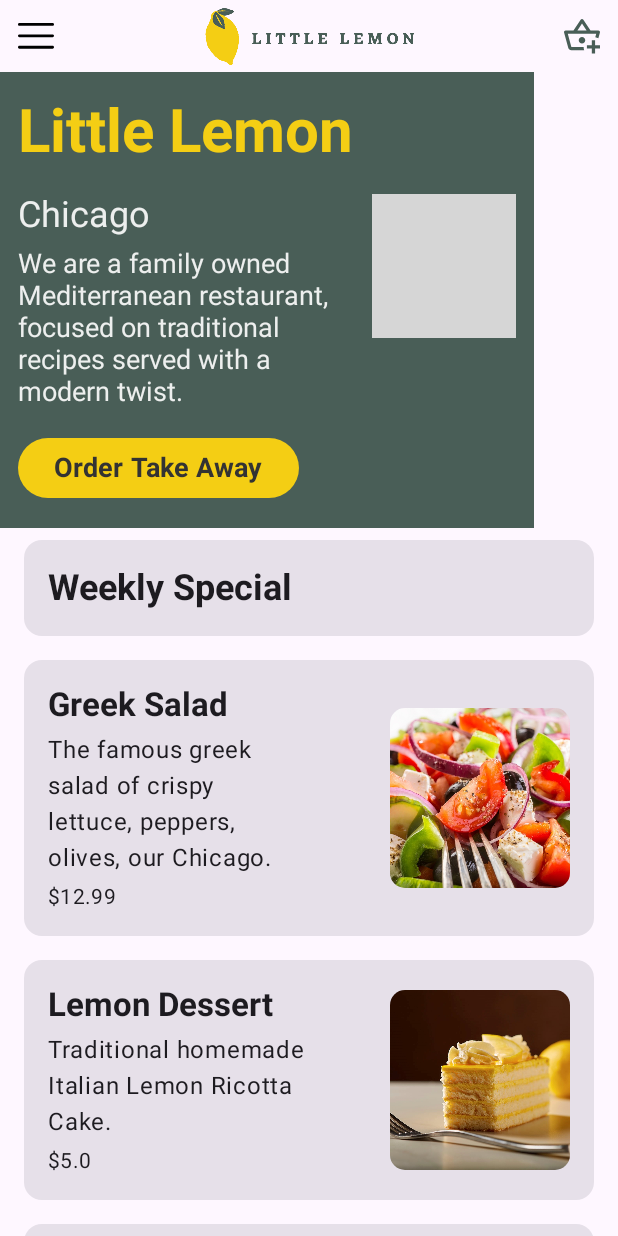
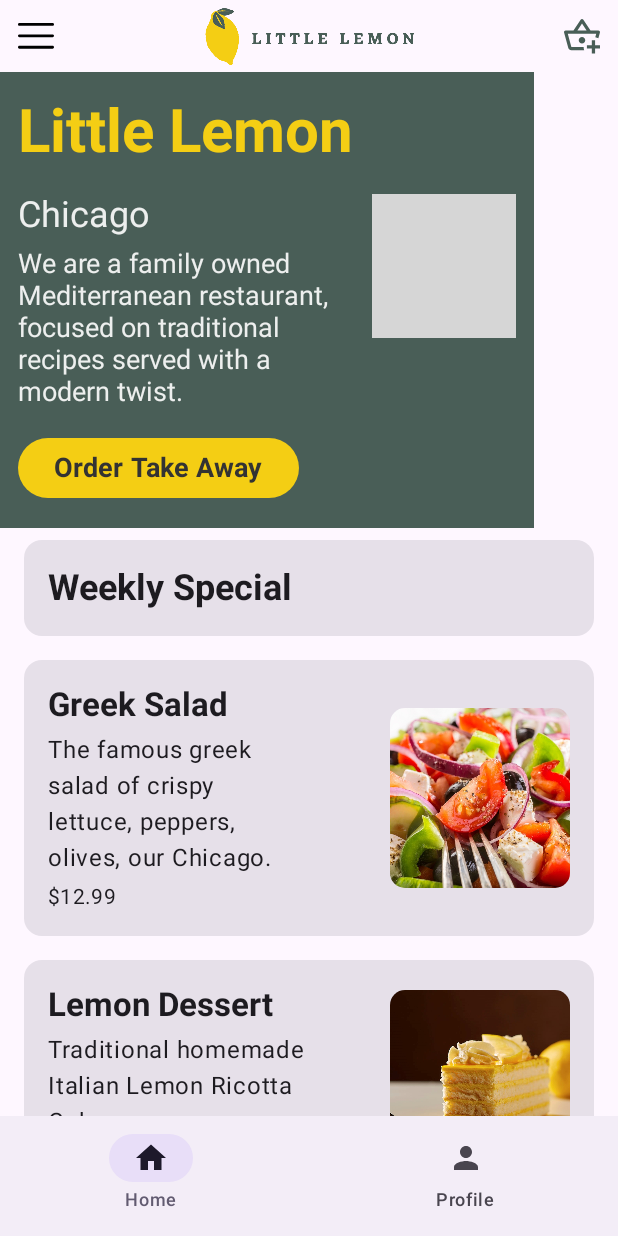
Before and after one commit to stolyarenkoks/Restaurant-Compose-Demo, an Android app built with Jetpack Compose: the @Preview function MainPreviewUserSignedIn, on a phone screen of 412 x 824 dp. Run offline under Robolectric (Android 15) with nearby library versions, the phone set to English and light mode, and no system bars; grey boxes are pictures that could not be loaded.

Commit message:
Added new bottom navigation and other fixes for it. Added new Profile Section

```diff
--- a/app/src/main/java/com/sks/littlelemon/destinations/Destinations.kt
+++ b/app/src/main/java/com/sks/littlelemon/destinations/Destinations.kt
@@ -1,18 +1,29 @@
 package com.sks.littlelemon.destinations
 
-interface Destinations {
-    val route: String
+import androidx.compose.material.icons.Icons
+import androidx.compose.material.icons.filled.Home
+import androidx.compose.material.icons.filled.Person
+import androidx.compose.ui.graphics.vector.ImageVector
+
+abstract class Destinations {
+    abstract val route: String
+    open val icon: ImageVector? = null
+    open val title: String? = null
 }
 
-object Home : Destinations {
+object Home: Destinations() {
     override val route = "Home"
+    override val icon = Icons.Filled.Home
+    override val title = "Home"
 }
 
-object Menu : Destinations {
-    override val route = "Menu"
+object Profile: Destinations() {
+    override val route = "Profile"
+    override val icon = Icons.Filled.Person
+    override val title = "Profile"
 }
 
-object DishDetails : Destinations {
+object DishDetails: Destinations() {
     override val route = "DishDetails"
     const val dishId = "dish_id"
 }
--- a/app/src/main/java/com/sks/littlelemon/screens/home/HomeScreen.kt
+++ b/app/src/main/java/com/sks/littlelemon/screens/home/HomeScreen.kt
@@ -1,13 +1,12 @@
 package com.sks.littlelemon.screens.home
 
-import android.util.Log
 import androidx.compose.foundation.layout.Column
 import androidx.compose.foundation.layout.fillMaxSize
 import androidx.compose.runtime.Composable
 import androidx.compose.ui.Modifier
 import androidx.navigation.NavHostController
 import com.sks.littlelemon.repository.DishRepository
-import com.sks.littlelemon.screens.topBar.TopAppBar
+import com.sks.littlelemon.screens.navigation.TopBar
 
 @Composable
 fun HomeScreen(navController: NavHostController, onUserSignedOut: () -> Unit) {
@@ -19,7 +18,7 @@ private fun HomeView(navController: NavHostController, onUserSignedOut: () -> Un
     Column(
         modifier = Modifier.fillMaxSize()
     ) {
-        TopAppBar()
+        TopBar()
         HomeHeaderView()
         HomeDishesView(
             navController = navController,
--- a/app/src/main/java/com/sks/littlelemon/screens/main/MainActivity.kt
+++ b/app/src/main/java/com/sks/littlelemon/screens/main/MainActivity.kt
@@ -1,5 +1,6 @@
 package com.sks.littlelemon.screens.main
 
+import BottomBar
 import android.os.Bundle
 import android.util.Log
 import androidx.activity.ComponentActivity
@@ -19,23 +20,23 @@ import androidx.compose.ui.tooling.preview.Preview
 import androidx.navigation.NavType
 import androidx.navigation.compose.NavHost
 import androidx.navigation.compose.composable
+import androidx.navigation.compose.currentBackStackEntryAsState
 import androidx.navigation.compose.rememberNavController
 import androidx.navigation.navArgument
 import com.sks.littlelemon.destinations.DishDetails
 import com.sks.littlelemon.destinations.Home
+import com.sks.littlelemon.destinations.Profile
 import com.sks.littlelemon.screens.dishDetails.DishDetailsScreen
 import com.sks.littlelemon.screens.home.HomeScreen
 import com.sks.littlelemon.screens.login.LoginScreen
+import com.sks.littlelemon.screens.profile.ProfileScreen
 import com.sks.littlelemon.ui.theme.LittleLemonTheme
-
-private const val TAG = "LITTLE_LEMON_MAIN"
 
 // MARK: - Activity
 
 class MainActivity : ComponentActivity() {
     override fun onCreate(savedInstanceState: Bundle?) {
         super.onCreate(savedInstanceState)
-        Log.d(TAG, "=== MAIN ACTIVITY CREATED ===")
 
         setContent {
             LittleLemonTheme {
@@ -45,17 +46,34 @@ class MainActivity : ComponentActivity() {
     }
 }
 
+// MARK: - Private Functions
+
+@Composable
+private fun shouldShowBottomBar(
+    isUserSignedIn: Boolean,
+    currentRoute: String?
+): Boolean {
+    val shouldShow = isUserSignedIn && currentRoute?.startsWith(DishDetails.route) != true
+    Log.d("MainActivity", "Current route: $currentRoute, Should show bottom bar: $shouldShow")
+    return shouldShow
+}
+
 // MARK: - View
 
 @Composable
 fun MainView(isUserSignedIn: Boolean = false) {
     var isUserSignedInState by rememberSaveable { mutableStateOf(isUserSignedIn) }
-    Log.d(TAG, "=== MAIN VIEW RENDERED, LOGIN STATE: $isUserSignedInState ===")
-
     val navController = rememberNavController()
+    val navBackStackEntry by navController.currentBackStackEntryAsState()
+    val currentRoute = navBackStackEntry?.destination?.route
 
     Scaffold(
         modifier = Modifier,
+        bottomBar = {
+            if (shouldShowBottomBar(isUserSignedInState, currentRoute)) {
+                BottomBar(navController = navController)
+            }
+        },
         content = { paddingValues ->
             Surface(
                 modifier = Modifier
@@ -64,26 +82,27 @@ fun MainView(isUserSignedIn: Boolean = false) {
                 color = MaterialTheme.colorScheme.background
             ) {
                 if (isUserSignedInState) {
-                    Log.d(TAG, "=== SHOWING HOME SCREEN ===")
                     NavHost(navController = navController, startDestination = Home.route) {
                         composable(Home.route) {
                             HomeScreen(navController, onUserSignedOut = {
-                                Log.d(TAG, "=== USER SIGNED OUT ===")
+                                isUserSignedInState = false
+                            })
+                        }
+                        composable(Profile.route) {
+                            ProfileScreen(navController, onUserSignedOut = {
                                 isUserSignedInState = false
                             })
                         }
                         composable(
-                            DishDetails.route + "/{${DishDetails.dishId}}",
+                            route = DishDetails.route + "/{${DishDetails.dishId}}",
                             arguments = listOf(navArgument(DishDetails.dishId) { type = NavType.IntType })
                         ) {
                             val id = requireNotNull(it.arguments?.getInt(DishDetails.dishId)) { "Dish id is null" }
-                            DishDetailsScreen(id)
+                            DishDetailsScreen(id = id, navController = navController)
                         }
                     }
                 } else {
-                    Log.d(TAG, "=== SHOWING LOGIN SCREEN ===")
                     LoginScreen(onUserSignedIn = {
-                        Log.d(TAG, "=== USER SIGNED IN CALLBACK RECEIVED ===")
                         isUserSignedInState = true
                     })
                 }
--- /dev/null
+++ b/app/src/main/java/com/sks/littlelemon/screens/navigation/BottomBar.kt
@@ -0,0 +1,52 @@
+import androidx.compose.material3.Icon
+import androidx.compose.material3.NavigationBar
+import androidx.compose.material3.NavigationBarItem
+import androidx.compose.material3.Text
+import androidx.compose.runtime.Composable
+import androidx.compose.runtime.mutableIntStateOf
+import androidx.compose.runtime.saveable.rememberSaveable
+import androidx.compose.ui.tooling.preview.Preview
+import androidx.navigation.NavController
+import androidx.navigation.compose.rememberNavController
+import com.sks.littlelemon.destinations.Destinations
+import com.sks.littlelemon.destinations.Home
+import com.sks.littlelemon.destinations.Profile
+
+@Composable
+fun BottomBar(navController: NavController) {
+    val destinations = listOf<Destinations>(Home, Profile)
+    val selectedIndex = rememberSaveable { mutableIntStateOf(0) }
+    NavigationBar {
+        destinations.forEachIndexed { index, destination ->
+            NavigationBarItem(
+                label = {
+                    destination.title?.let {
+                        Text(it)
+                    }
+                },
+                icon = {
+                    destination.icon?.let {
+                        Icon(
+                            imageVector = it,
+                            contentDescription = destination.title
+                        )
+                    }
+                },
+                selected = selectedIndex.value == index,
+                onClick = {
+                    selectedIndex.value = index
+                    navController.navigate(destination.route) {
+                        popUpTo("home")
+                        launchSingleTop = true
+                    }
+                }
+            )
+        }
+    }
+}
+
+@Preview(showBackground = true)
+@Composable
+fun BottomBarPreview() {
+    BottomBar(navController = rememberNavController())
+}
--- a/app/src/main/java/com/sks/littlelemon/screens/topBar/TopAppBar.kt
+++ b/app/src/main/java/com/sks/littlelemon/screens/navigation/TopBar.kt
@@ -1,4 +1,4 @@
-package com.sks.littlelemon.screens.topBar
+package com.sks.littlelemon.screens.navigation
 
 import androidx.compose.foundation.Image
 import androidx.compose.foundation.layout.Arrangement
@@ -6,6 +6,9 @@ import androidx.compose.foundation.layout.Row
 import androidx.compose.foundation.layout.fillMaxWidth
 import androidx.compose.foundation.layout.padding
 import androidx.compose.foundation.layout.size
+import androidx.compose.material.icons.Icons
+import androidx.compose.material.icons.filled.ArrowBack
+import androidx.compose.material3.Icon
 import androidx.compose.material3.IconButton
 import androidx.compose.runtime.Composable
 import androidx.compose.ui.Alignment
@@ -16,12 +19,24 @@ import androidx.compose.ui.unit.dp
 import com.sks.littlelemon.R
 
 @Composable
-fun TopAppBar() {
+fun TopBar(
+    showBackButton: Boolean = false,
+    onBackClick: () -> Unit = {}
+) {
     Row(
         horizontalArrangement = Arrangement.SpaceBetween,
         modifier = Modifier.fillMaxWidth(),
         verticalAlignment = Alignment.CenterVertically
     ) {
+        if (showBackButton) {
+            IconButton(onClick = onBackClick) {
+                Icon(
+                    imageVector = Icons.Default.ArrowBack,
+                    contentDescription = "Back",
+                    modifier = Modifier.size(24.dp)
+                )
+            }
+        } else {
             IconButton(onClick = {}) {
                 Image(
                     painter = painterResource(id = R.drawable.ic_hamburger_menu),
@@ -29,12 +44,15 @@ fun TopAppBar() {
                     modifier = Modifier.size(24.dp)
                 )
             }
+        }
+
         Image(
             painter = painterResource(id = R.drawable.littlelemonimgtxt_nobg),
             contentDescription = "Little Lemon Logo",
             modifier = Modifier.fillMaxWidth(0.5F)
                 .padding(horizontal = 20.dp)
         )
+
         IconButton(onClick = {}) {
             Image(
                 painter = painterResource(id = R.drawable.ic_cart),
@@ -47,6 +65,12 @@ fun TopAppBar() {
 
 @Preview(showBackground = true)
 @Composable
-fun TopAppBarPreview() {
-    TopAppBar()
+private fun TopBarPreview() {
+    TopBar()
 }
+
+@Preview(showBackground = true)
+@Composable
+private fun TopBarWithBackButtonPreview() {
+    TopBar(showBackButton = true)
+}
```
Also changed, not shown: app/src/main/java/com/sks/littlelemon/screens/dishDetails/DishDetailsScreen.kt (+22 -3 lines), app/src/main/java/com/sks/littlelemon/screens/login/LoginScreen.kt (+2 -7 lines), app/src/main/java/com/sks/littlelemon/screens/profile/ProfileScreen.kt (added, +60 -0 lines). Lines whose indentation alone changed are shown as unchanged.
